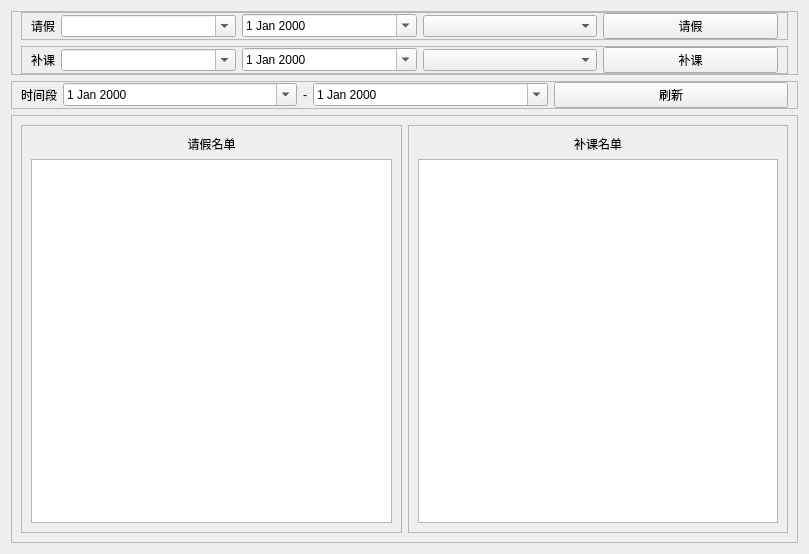
liu-delong/StudentManager, file leaveandmakeup.ui: the form before one commit.
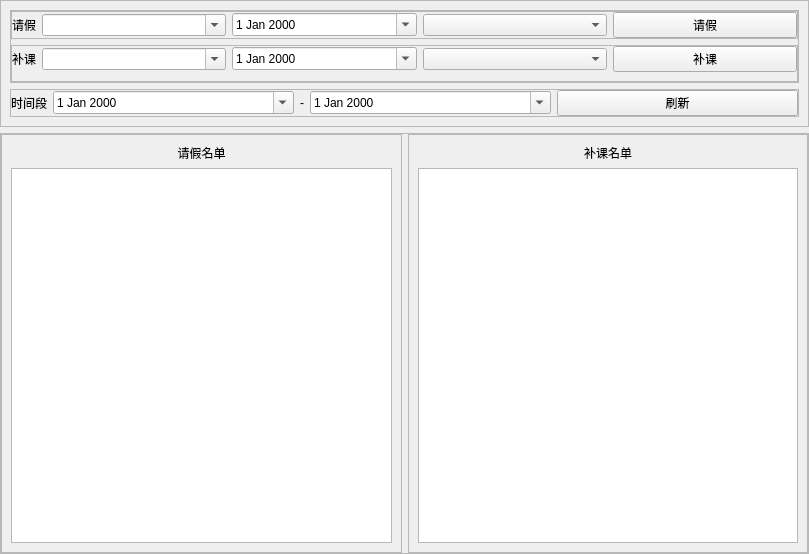
The form after the commit.

```diff
--- a/leaveandmakeup.ui
+++ b/leaveandmakeup.ui
@@ -13,7 +13,19 @@
   <property name="windowTitle">
    <string>Form</string>
   </property>
-  <layout class="QVBoxLayout" name="verticalLayout">
+  <layout class="QVBoxLayout" name="verticalLayout_3">
+   <property name="leftMargin">
+    <number>0</number>
+   </property>
+   <property name="topMargin">
+    <number>0</number>
+   </property>
+   <property name="rightMargin">
+    <number>0</number>
+   </property>
+   <property name="bottomMargin">
+    <number>0</number>
+   </property>
    <item>
     <widget class="QFrame" name="frame">
      <property name="frameShape">
@@ -22,30 +34,51 @@
      <property name="frameShadow">
       <enum>QFrame::Raised</enum>
      </property>
-     <layout class="QVBoxLayout" name="verticalLayout_2">
+     <layout class="QVBoxLayout" name="verticalLayout_5">
+      <item>
+       <widget class="QFrame" name="frame_8">
+        <property name="frameShape">
+         <enum>QFrame::StyledPanel</enum>
+        </property>
+        <property name="frameShadow">
+         <enum>QFrame::Raised</enum>
+        </property>
+        <layout class="QVBoxLayout" name="verticalLayout_4">
+         <property name="leftMargin">
+          <number>0</number>
+         </property>
       <property name="topMargin">
        <number>0</number>
       </property>
+         <property name="rightMargin">
+          <number>0</number>
+         </property>
       <property name="bottomMargin">
        <number>0</number>
       </property>
       <item>
-       <widget class="QFrame" name="frame_4">
+          <widget class="QFrame" name="frame_9">
         <property name="frameShape">
          <enum>QFrame::StyledPanel</enum>
         </property>
         <property name="frameShadow">
          <enum>QFrame::Raised</enum>
         </property>
-        <layout class="QHBoxLayout" name="horizontalLayout_3">
+           <layout class="QHBoxLayout" name="horizontalLayout">
+            <property name="leftMargin">
+             <number>0</number>
+            </property>
          <property name="topMargin">
           <number>0</number>
          </property>
+            <property name="rightMargin">
+             <number>0</number>
+            </property>
          <property name="bottomMargin">
           <number>0</number>
          </property>
          <item>
-          <widget class="QLabel" name="label_5">
+             <widget class="QLabel" name="label_7">
            <property name="sizePolicy">
             <sizepolicy hsizetype="Maximum" vsizetype="Preferred">
              <horstretch>0</horstretch>
@@ -85,22 +118,25 @@
        </widget>
       </item>
       <item>
-       <widget class="QFrame" name="frame_5">
+          <widget class="QFrame" name="frame_10">
         <property name="frameShape">
          <enum>QFrame::StyledPanel</enum>
         </property>
         <property name="frameShadow">
          <enum>QFrame::Raised</enum>
         </property>
-        <layout class="QHBoxLayout" name="horizontalLayout_4">
+           <layout class="QHBoxLayout" name="horizontalLayout_2">
+            <property name="leftMargin">
+             <number>0</number>
+            </property>
          <property name="topMargin">
           <number>0</number>
          </property>
-         <property name="bottomMargin">
+            <property name="rightMargin">
           <number>0</number>
          </property>
          <item>
-          <widget class="QLabel" name="label_6">
+             <widget class="QLabel" name="label_8">
            <property name="sizePolicy">
             <sizepolicy hsizetype="Maximum" vsizetype="Preferred">
              <horstretch>0</horstretch>
@@ -143,22 +179,28 @@
     </widget>
    </item>
    <item>
-    <widget class="QFrame" name="frame_2">
+       <widget class="QFrame" name="frame_11">
      <property name="frameShape">
       <enum>QFrame::StyledPanel</enum>
      </property>
      <property name="frameShadow">
       <enum>QFrame::Raised</enum>
      </property>
-     <layout class="QHBoxLayout" name="horizontalLayout_2">
+        <layout class="QHBoxLayout" name="horizontalLayout_3">
+         <property name="leftMargin">
+          <number>0</number>
+         </property>
       <property name="topMargin">
        <number>0</number>
       </property>
+         <property name="rightMargin">
+          <number>0</number>
+         </property>
       <property name="bottomMargin">
        <number>0</number>
       </property>
       <item>
-       <widget class="QLabel" name="label_2">
+          <widget class="QLabel" name="label_9">
         <property name="sizePolicy">
          <sizepolicy hsizetype="Maximum" vsizetype="Preferred">
           <horstretch>0</horstretch>
@@ -178,7 +220,7 @@
        </widget>
       </item>
       <item>
-       <widget class="QLabel" name="label">
+          <widget class="QLabel" name="label_10">
         <property name="sizePolicy">
          <sizepolicy hsizetype="Maximum" vsizetype="Preferred">
           <horstretch>0</horstretch>
@@ -191,7 +233,7 @@
        </widget>
       </item>
       <item>
-       <widget class="QDateEdit" name="dateEdit_2_end">
+          <widget class="QDateEdit" name="dateEdit_end">
         <property name="calendarPopup">
          <bool>true</bool>
         </property>
@@ -207,6 +249,9 @@
      </layout>
     </widget>
    </item>
+     </layout>
+    </widget>
+   </item>
    <item>
     <widget class="QFrame" name="frame_3">
      <property name="frameShape">
@@ -215,7 +260,19 @@
      <property name="frameShadow">
       <enum>QFrame::Raised</enum>
      </property>
-     <layout class="QHBoxLayout" name="horizontalLayout">
+     <layout class="QHBoxLayout" name="horizontalLayout_5">
+      <property name="leftMargin">
+       <number>0</number>
+      </property>
+      <property name="topMargin">
+       <number>0</number>
+      </property>
+      <property name="rightMargin">
+       <number>0</number>
+      </property>
+      <property name="bottomMargin">
+       <number>0</number>
+      </property>
       <item>
        <widget class="QFrame" name="frame_6">
         <property name="accessibleName">
@@ -227,9 +284,9 @@
         <property name="frameShadow">
          <enum>QFrame::Raised</enum>
         </property>
-        <layout class="QVBoxLayout" name="verticalLayout_3">
+        <layout class="QVBoxLayout" name="verticalLayout_2">
          <item>
-          <widget class="QLabel" name="label_3">
+          <widget class="QLabel" name="label_4">
            <property name="text">
             <string>请假名单</string>
            </property>
@@ -239,7 +296,7 @@
           </widget>
          </item>
          <item>
-          <widget class="QTableView" name="tableView_leave"/>
+          <widget class="QTableView" name="tableView_leave_2"/>
          </item>
         </layout>
        </widget>
@@ -255,9 +312,9 @@
         <property name="frameShadow">
          <enum>QFrame::Raised</enum>
         </property>
-        <layout class="QVBoxLayout" name="verticalLayout_4">
+        <layout class="QVBoxLayout" name="verticalLayout_6">
          <item>
-          <widget class="QLabel" name="label_4">
+          <widget class="QLabel" name="label_13">
            <property name="text">
             <string>补课名单</string>
            </property>
```
Lines whose indentation alone changed are shown as unchanged.
